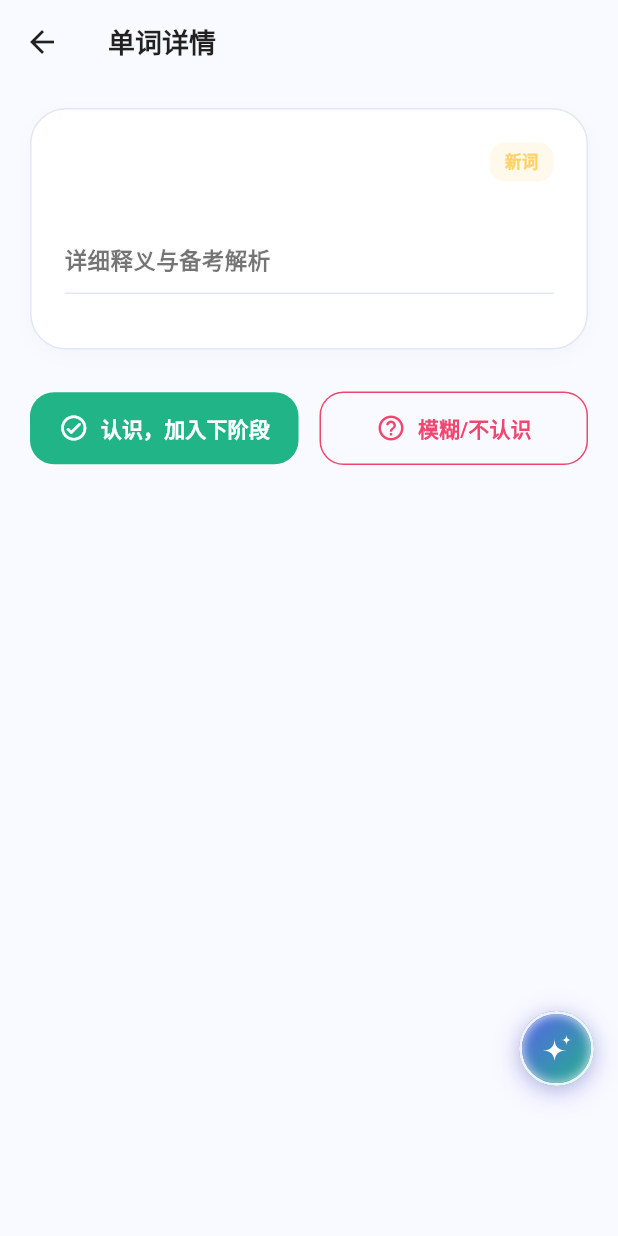
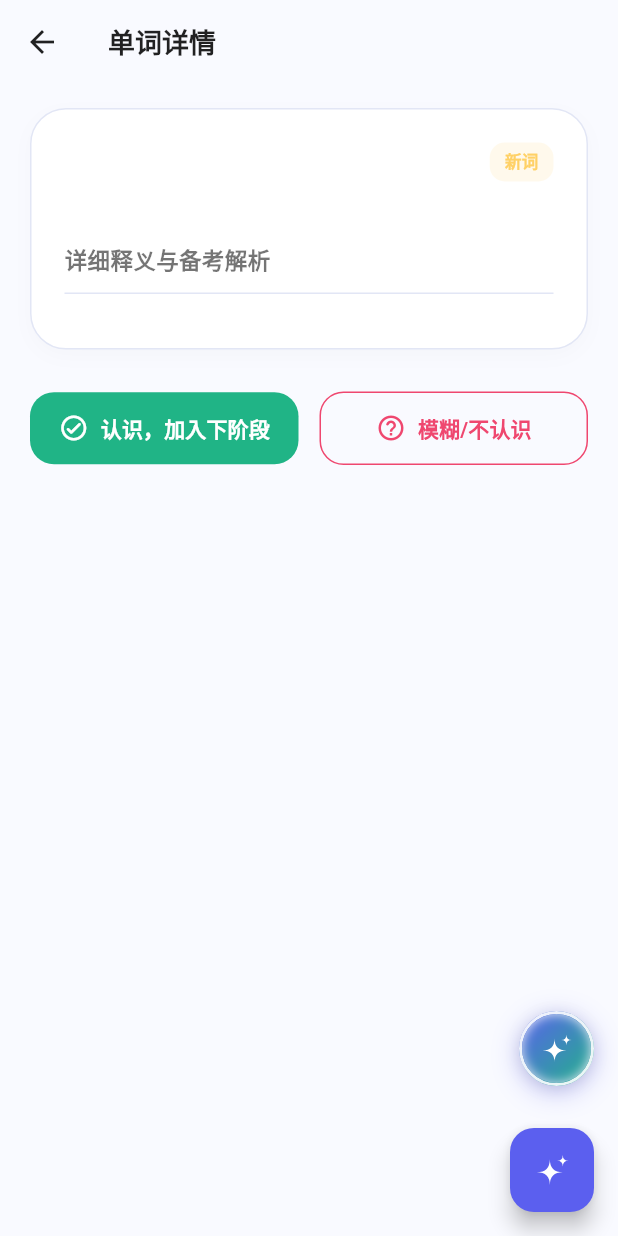
Before and after one commit to zhanghailang123/mem-coach-app, a Flutter app: the VocabularyDetailPage screen opened directly with empty values, on a phone screen of 412 x 824 dp. Run offline on Flutter 3.47's test engine with Material 3 defaults, Android fonts, the phone set to English and light mode, and no system bars; our stand-ins replace file_picker, flutter_markdown, flutter_riverpod; missing offline and left inert: flutter_math_fork, markdown.

Commit message:
fix：按钮

```diff
--- a/ui/lib/features/vocabulary/presentation/vocabulary_page.dart
+++ b/ui/lib/features/vocabulary/presentation/vocabulary_page.dart
@@ -3,6 +3,8 @@ import 'package:flutter/material.dart';
 import '../../../core/native/mem_coach_native_bridge.dart';
 import '../../../core/widgets/markdown_math.dart';
 import '../../../core/state/page_context_manager.dart';
+import '../../../core/widgets/ai_sparkle_logo.dart';
+import '../../coach/widgets/chat_sheet.dart';
 
 /// 单词本主页面（单页搜索 + 状态过滤设计）
 class VocabularyPage extends StatefulWidget {
@@ -728,6 +730,7 @@ class _VocabularyDetailPageState extends State<VocabularyDetailPage> {
         backgroundColor: Colors.transparent,
         foregroundColor: Colors.black87,
       ),
+      floatingActionButton: _buildFloatingAiButton(),
       body: FutureBuilder<Map<String, dynamic>>(
         future: _detailFuture,
         builder: (context, snapshot) {
@@ -879,4 +882,20 @@ class _VocabularyDetailPageState extends State<VocabularyDetailPage> {
       Navigator.pop(context, true); // 返回 true 通知列表刷新
     }
   }
+
+  Widget _buildFloatingAiButton() {
+    final bottomPadding = MediaQuery.of(context).padding.bottom;
+    return Positioned(
+      right: 16,
+      bottom: 16 + bottomPadding,
+      child: FloatingActionButton(
+        onPressed: () {
+          final pageContext = PageContextManager().currentContext;
+          ChatSheet.show(context, pageContext: pageContext);
+        },
+        backgroundColor: const Color(0xFF5B5FEF),
+        child: const AiSparkleLogo(size: 24, color: Colors.white),
+      ),
+    );
+  }
 }
```
Also changed, not shown: ui/lib/features/exam/presentation/exam_bank_page.dart (+16 -0 lines).
